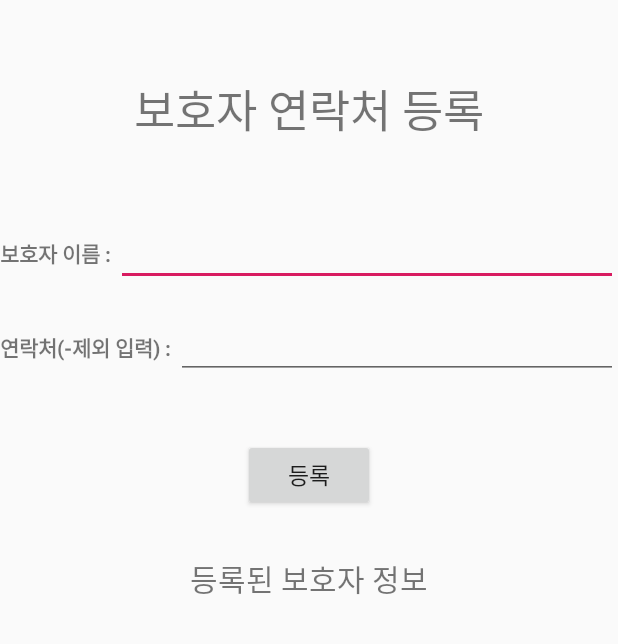
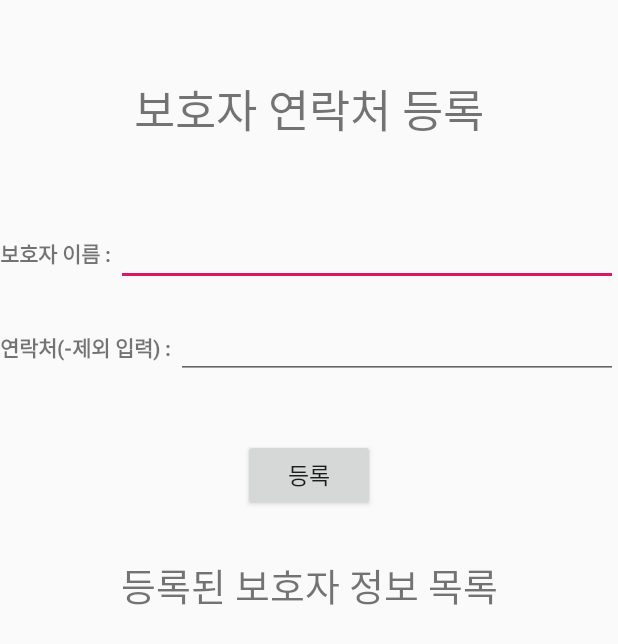
Before and after one commit to Minsring/InternshipProject, an Android app: the Register_Activity screen opened directly, with no data from a screen before it, after a tap on "등록", on a phone screen of 412 x 824 dp. Shown: the top 644 px of the screen. Run offline under Robolectric (Android 15) with nearby library versions, the phone set to English and light mode, and no system bars.

Commit message:
버튼 보완

```diff
--- a/app/src/main/java/com/test/internship/Register_Activity.java
+++ b/app/src/main/java/com/test/internship/Register_Activity.java
@@ -1,9 +1,7 @@
 package com.test.internship;
 
-import android.content.Context;
 import android.content.SharedPreferences;
 import android.os.Bundle;
-
 import android.view.View;
 import android.widget.Button;
 import android.widget.EditText;
@@ -52,7 +50,7 @@ public class Register_Activity extends AppCompatActivity {
 //    Context context;
 
     static ArrayList<ProtectorData> persondata = null;
-    private CustomAdapter customAdapter = null;
+    static CustomAdapter customAdapter = null;
     private ListView listView = null;
 
 
@@ -74,60 +72,49 @@ public class Register_Activity extends AppCompatActivity {
         addInfo = findViewById(R.id.confirm);
         addInfo.setOnClickListener(listener);
 
-//        idEdit_n = (EditText)findViewById(R.id.pName);
-//        idEdit_p = (EditText)findViewById(R.id.pPhone);
+        idEdit_n = (EditText)findViewById(R.id.pName);
+        idEdit_p = (EditText)findViewById(R.id.pPhone);
 
         if (saveData) {
             if (person1_n != null && person1_p != null) {
                 persondata.add(new ProtectorData(R.drawable.ic_launcher_foreground, person1_n, person1_p));
-                Toast.makeText(Register_Activity.this, "보호자 정보 등록되었습니다.", Toast.LENGTH_SHORT).show();
+//                Toast.makeText(Register_Activity.this, "보호자 정보 등록되었습니다.", Toast.LENGTH_SHORT).show();
                 listView.setAdapter(customAdapter);
             }
             if (person2_n != null && person2_p != null) {
                 persondata.add(new ProtectorData(R.drawable.ic_launcher_foreground, person2_n, person2_p));
-                Toast.makeText(Register_Activity.this, "보호자 정보 등록되었습니다.", Toast.LENGTH_SHORT).show();
+//                Toast.makeText(Register_Activity.this, "보호자 정보 등록되었습니다.", Toast.LENGTH_SHORT).show();
                 listView.setAdapter(customAdapter);
             }
             if (person3_n != null && person3_p != null) {
                 persondata.add(new ProtectorData(R.drawable.ic_launcher_foreground, person3_n, person3_p));
-                Toast.makeText(Register_Activity.this, "보호자 정보 등록되었습니다.", Toast.LENGTH_SHORT).show();
+//                Toast.makeText(Register_Activity.this, "보호자 정보 등록되었습니다.", Toast.LENGTH_SHORT).show();
                 listView.setAdapter(customAdapter);
             }
             if (person4_n != null && person4_p != null) {
                 persondata.add(new ProtectorData(R.drawable.ic_launcher_foreground, person4_n, person4_p));
-                Toast.makeText(Register_Activity.this, "보호자 정보 등록되었습니다.", Toast.LENGTH_SHORT).show();
+//                Toast.makeText(Register_Activity.this, "보호자 정보 등록되었습니다.", Toast.LENGTH_SHORT).show();
                 listView.setAdapter(customAdapter);
             }
             if (person5_n != null && person5_p != null) {
                 persondata.add(new ProtectorData(R.drawable.ic_launcher_foreground, person5_n, person5_p));
-                Toast.makeText(Register_Activity.this, "보호자 정보 등록되었습니다.", Toast.LENGTH_SHORT).show();
+//                Toast.makeText(Register_Activity.this, "보호자 정보 등록되었습니다.", Toast.LENGTH_SHORT).show();
                 listView.setAdapter(customAdapter);
             }
 
         }
     }
 
-
-    /// ArrayList에 보호자정보(이름, 번호) 넣는 부분
-//    public void getProtectorInfo() {
-//        protectorName.add(index,value_n);
-//        protectorPhone.add(index,value_p);
-//        protectorAdd.add(index,value_n+"  , "+value_p);
-//        index++;
-//        return;
-//    }
-
     View.OnClickListener listener = new View.OnClickListener() {
         @Override
         public void onClick(View v) {
             switch (v.getId()) {
                 case R.id.confirm:
-                    System.out.println("1");
+
                     value_n = idEdit_n.getText().toString();
                     value_p = idEdit_p.getText().toString();
-                    System.out.println("2");
+
                     if (value_n.length() != 0 && value_p.length() != 0) {
-                        System.out.println("3");
                         if (person1_n == null && person1_p == null) {
                             person1_p = value_p;
                             person1_n = value_n;
@@ -163,20 +150,23 @@ public class Register_Activity extends AppCompatActivity {
                             Toast.makeText(Register_Activity.this, "보호자 정보 등록되었습니다.", Toast.LENGTH_SHORT).show();
                             listView.setAdapter(customAdapter);
                             save(4);
-
+                        }
                     } else {
                         Toast.makeText(Register_Activity.this, "보호자 정보가 부족합니다", Toast.LENGTH_SHORT).show();
-                        }
-                        break;
-                    }
-                case R.id.btndelete:
-                    Toast.makeText(Register_Activity.this,"삭제",Toast.LENGTH_SHORT).show();
+                    }break;
+
+//                case R.id.btndelete:
+//                    int index;
+//                    persondata.remove();
+//                     customAdapter.notifyDataSetChanged();
+//                    break;
             }
         }
-
     };
 
-        private void save(int a) {
+
+
+    public void save(int a) {
         SharedPreferences.Editor editor = appData.edit();
         editor.putBoolean("SAVE_ON", true);
         if (a == 0) {
--- a/app/src/main/res/layout/register.xml
+++ b/app/src/main/res/layout/register.xml
@@ -61,14 +61,21 @@
             android:textSize="15sp" />
 
     </LinearLayout>
+    <LinearLayout
+        android:layout_width="match_parent"
+        android:layout_height="wrap_content"
+        android:orientation="horizontal">
     <TextView
         android:id="@+id/protectorinfolist"
         android:layout_width="match_parent"
         android:layout_height="wrap_content"
-        android:text="등록된 보호자 정보"
-        android:textSize="20sp"
+        android:text="등록된 보호자 정보 목록"
+        android:textSize="25sp"
         android:gravity="center"
-        android:layout_marginTop="10dp"/>
+        android:layout_marginTop="10dp" />
+
+    </LinearLayout>
+
     <LinearLayout
         android:layout_width="match_parent"
         android:layout_height="wrap_content"
@@ -77,7 +84,7 @@
         <ListView
             android:id="@+id/list"
             android:layout_width="match_parent"
-            android:layout_height="wrap_content"/>
+            android:layout_height="wrap_content" />
 
     </LinearLayout>
 </LinearLayout>
```
Also changed, not shown: app/src/main/java/com/test/internship/CustomAdapter.java (+49 -9 lines), app/src/main/res/layout/protectorinfo_style.xml (+13 -14 lines), app/src/main/java/com/test/internship/Setting_Activity.java (line endings or trailing spaces). Lines whose indentation alone changed are shown as unchanged.
